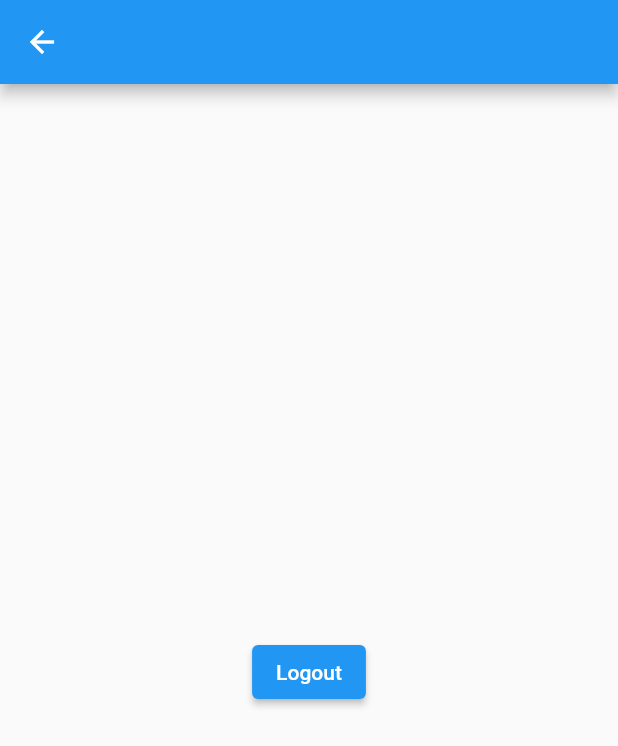
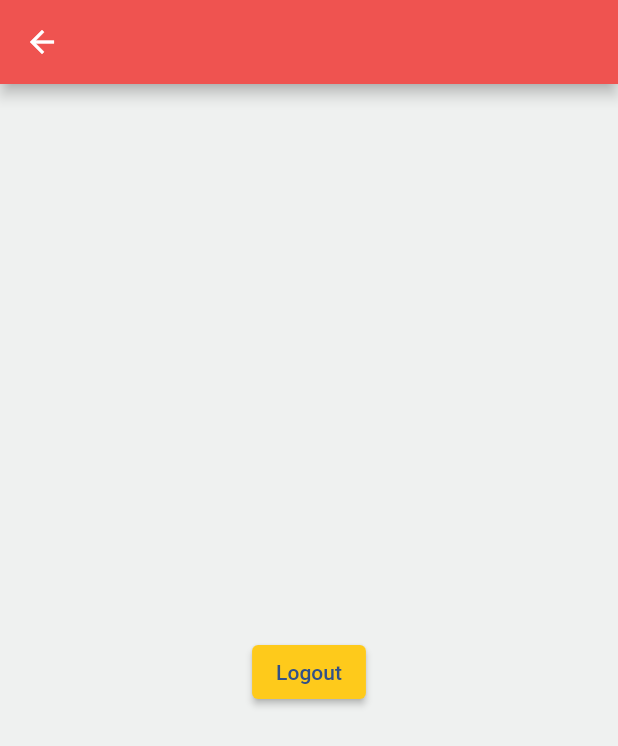
Before and after one commit to Kalcio/pokeapi_flutter, a Flutter app: the screen it shows after launch, after a tap on "Ingresar con Google", on a phone screen of 412 x 824 dp. Shown: the top 746 px of the screen. Run offline on Flutter 3.47's test engine with Material 2 defaults, Android fonts, the phone set to English and light mode, and no system bars; our stand-ins replace firebase_auth, firebase_core, google_sign_in; accounts and stored records are empty.

Commit message:
Cambio de estilo

```diff
--- a/lib/screen/home.dart
+++ b/lib/screen/home.dart
@@ -2,6 +2,7 @@ import 'package:firebase_auth/firebase_auth.dart';
 import 'package:flutter/material.dart';
 import 'package:pokeapi_flutter/screen/login.dart';
 import 'package:pokeapi_flutter/services/firebase_services.dart';
+import 'package:pokeapi_flutter/utils/colors_utils.dart';
 
 class HomeScreen extends StatefulWidget {
   const HomeScreen({super.key});
@@ -14,7 +15,11 @@ class _HomeScreenState extends State<HomeScreen> {
   @override
   Widget build(BuildContext context) {
     return Scaffold(
-      appBar: AppBar(),
+      appBar: AppBar(
+        backgroundColor: hexStringColor("EF5350"),
+      ),
+      // Color de fondo
+      backgroundColor: hexStringColor("EFF1F0"),
       body: Center(
         // Botón de Logout
         child: Column(
@@ -33,6 +38,13 @@ class _HomeScreenState extends State<HomeScreen> {
                     MaterialPageRoute(
                         builder: (context) => const LoginScreen()));
               },
+              // Estilo del botón
+              style: ElevatedButton.styleFrom(
+                  // Color de fondo
+                  backgroundColor: hexStringColor("FECA1B"),
+                  // Color del texto
+                  foregroundColor: hexStringColor("325188")),
+              // Texto del botón
               child: const Text("Logout"),
             ),
           ],
--- a/lib/screen/login.dart
+++ b/lib/screen/login.dart
@@ -21,7 +21,7 @@ class _LoginScreenState extends State<LoginScreen> {
                 colors: [
               hexStringColor("0E8A57"),
               hexStringColor("E5EBED"),
-              hexStringColor("FFFFFF")
+              hexStringColor("FFFFFF"),
             ],
                 // Dirección del gradiente
                 begin: Alignment.topCenter,
@@ -50,7 +50,7 @@ class _LoginScreenState extends State<LoginScreen> {
             })),
             // Botón de Login
             child: Padding(
-              padding: const EdgeInsets.all(8.0),
+              padding: const EdgeInsets.all(5.0),
               child: Row(
                 mainAxisAlignment: MainAxisAlignment.center,
                 children: <Widget>[
```
